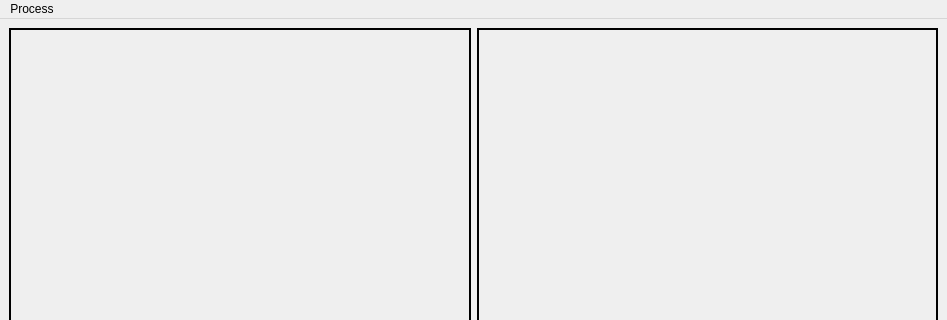
Above: src/L4/ui/gsmainwindow.ui from vedangnaik/Carina-mirror before the change; both pictures show x 0 to 947 and y 0 to 320 of the 947 by 652 pixel window. Below: the same form after it.
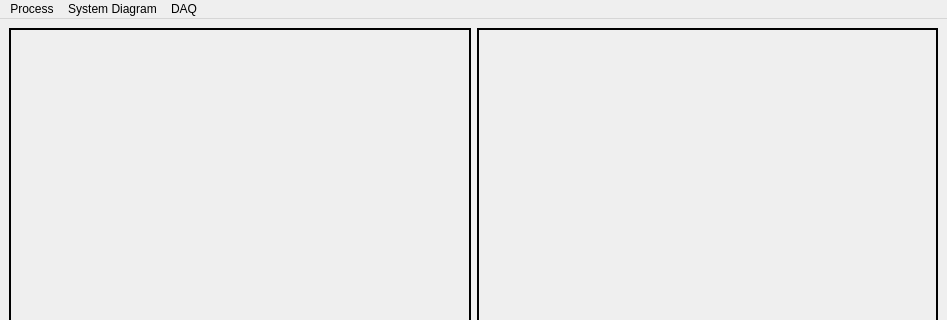
That is the form after the change.

Commit message: Added system diagram adding and clearing options

Diff of the .ui file:
```diff
--- a/src/L4/ui/gsmainwindow.ui
+++ b/src/L4/ui/gsmainwindow.ui
@@ -71,7 +71,21 @@
     </property>
     <addaction name="openProcessFromFileAction"/>
    </widget>
+   <widget class="QMenu" name="menuSystem_Diagram">
+    <property name="title">
+     <string>System Diagram</string>
+    </property>
+    <addaction name="openSystemDiagramAction"/>
+    <addaction name="clearSystemDiagramAction"/>
+   </widget>
+   <widget class="QMenu" name="menuDAQ">
+    <property name="title">
+     <string>DAQ</string>
+    </property>
+   </widget>
    <addaction name="menuProcess"/>
+   <addaction name="menuSystem_Diagram"/>
+   <addaction name="menuDAQ"/>
   </widget>
   <widget class="QStatusBar" name="statusbar"/>
   <action name="openProcessFromFileAction">
```
Left out of the diff: 10 changed lines with no effect on the pictures. The commit also changes 4 other files.
